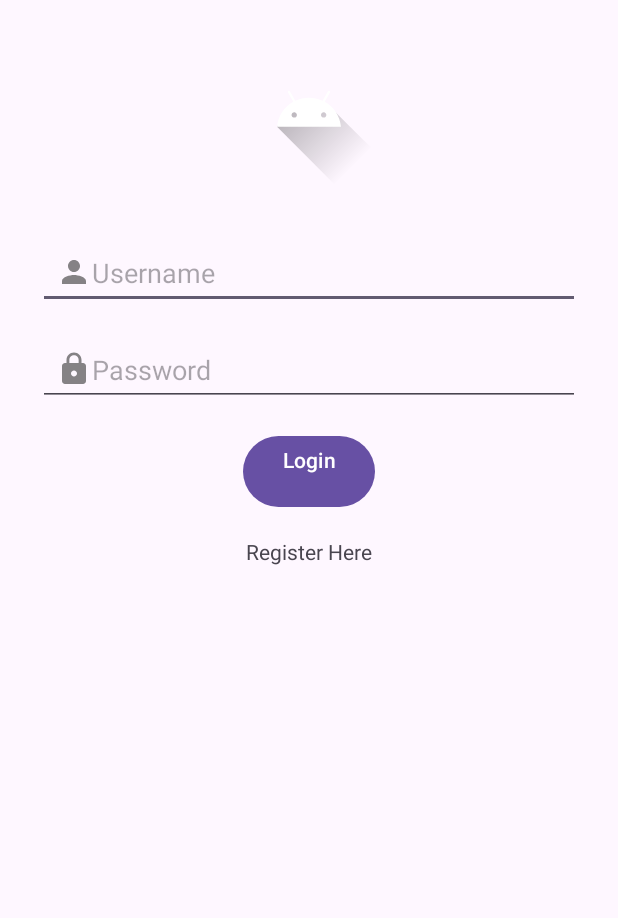
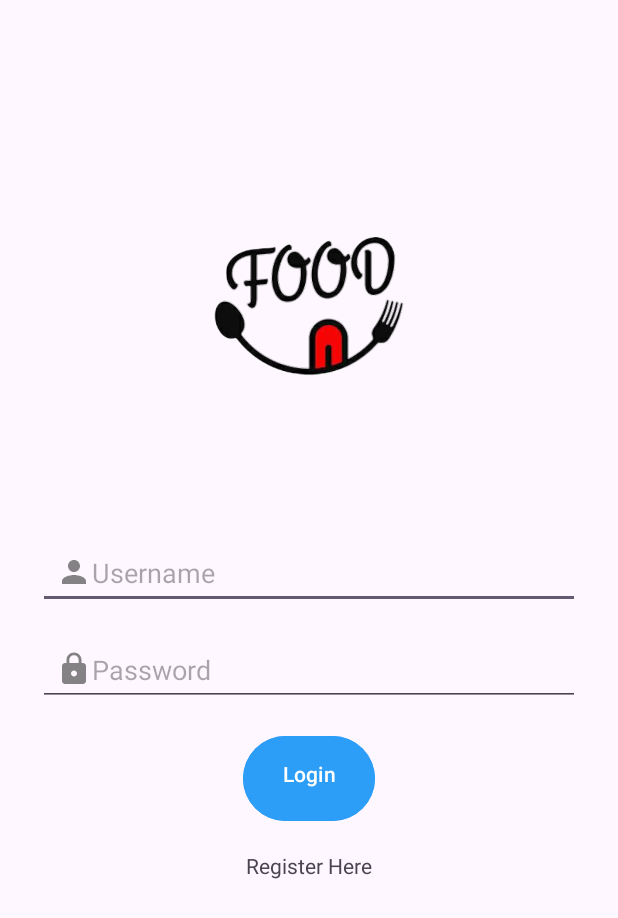
Before and after one commit to saennr/UTSprojectMobile_ORDERFOOD, an Android app: the screen it shows after launch (MainActivity), on a phone screen of 412 x 824 dp. Shown: the top 918 px of the screen. Run offline under Robolectric (Android 15) with nearby library versions, the phone set to English and light mode, and no system bars.

Commit message:
perubahan project

```diff
--- a/app/src/main/res/layout/activity_main.xml
+++ b/app/src/main/res/layout/activity_main.xml
@@ -15,11 +15,13 @@
     <!-- Logo Aplikasi -->
     <ImageView
         android:id="@+id/logo"
-        android:layout_width="100dp"
-        android:layout_height="100dp"
-        android:src="@drawable/ic_launcher_foreground"
+        android:layout_width="250dp"
+        android:layout_height="250dp"
+        android:layout_marginTop="50dp"
+        android:src="@drawable/logo"
         android:layout_gravity="center_horizontal"
-        android:layout_marginBottom="32dp"/>
+        android:layout_marginBottom="32dp"
+        android:contentDescription="@string/content_description_Logo"/>
 
     <!-- Username Field -->
     <EditText
@@ -50,8 +52,10 @@
         android:layout_height="wrap_content"
         android:text="@string/login"
         android:layout_gravity="center_horizontal"
-        android:textColor="@android:color/white"
-        android:layout_marginBottom="16dp"/>
+        android:textColor="@color/white"
+        android:backgroundTint="@color/blue"
+        android:layout_marginBottom="16dp"
+        android:paddingTop="15dp"/>
 
     <!-- Register Link -->
     <TextView
--- a/app/src/main/res/layout/activity_order.xml
+++ b/app/src/main/res/layout/activity_order.xml
@@ -89,6 +89,7 @@
             android:layout_height="wrap_content"
             android:text="Place Order"
             android:textColor="@android:color/white"
+            android:backgroundTint="@color/blue"
             android:padding="12dp"/>
 
 </LinearLayout>
--- a/app/src/main/res/values/strings.xml
+++ b/app/src/main/res/values/strings.xml
@@ -5,4 +5,5 @@
     <string name="login">Login\n</string>
     <string name="register">Register Here</string>
     <string name="food_list_title">Food and Beverages</string>
+    <string name="content_description_Logo">Logo</string>
 </resources>
```
Also changed, not shown: app/src/main/java/lat/pam/utsproject/ConfirmationActivity.kt (+22 -0 lines), app/src/main/java/lat/pam/utsproject/FoodAdapter.kt (+5 -11 lines), app/src/main/java/lat/pam/utsproject/ListFoodActivity.kt (+11 -12 lines), app/src/main/java/lat/pam/utsproject/OrderActivity.kt (+20 -5 lines), app/src/main/res/layout/activity_confirmation.xml (+8 -3 lines), app/src/main/res/drawable/logo.png (added).
